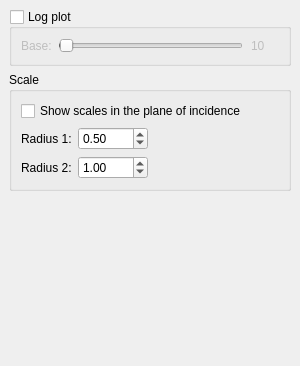
Above: src/DisplayDockWidget.ui from KimuraRyo/BSDFProcessor before the change. Below: the same form after it.
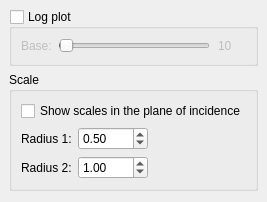
That is the form after the change.

What changed in the file:
```diff
--- a/src/DisplayDockWidget.ui
+++ b/src/DisplayDockWidget.ui
@@ -6,15 +6,24 @@
    <rect>
     <x>0</x>
     <y>0</y>
-    <width>300</width>
-    <height>366</height>
+    <width>250</width>
+    <height>202</height>
    </rect>
   </property>
+  <property name="minimumSize">
+   <size>
+    <width>250</width>
+    <height>193</height>
+   </size>
+  </property>
   <property name="windowTitle">
    <string>Display</string>
   </property>
   <widget class="QWidget" name="dockWidgetContents">
    <layout class="QVBoxLayout" name="verticalLayout_2">
+    <property name="bottomMargin">
+     <number>0</number>
+    </property>
     <item>
      <widget class="QGroupBox" name="logPlotGroupBox">
       <property name="title">
```
Left out of the diff: 16 changed lines with no effect on the pictures.
